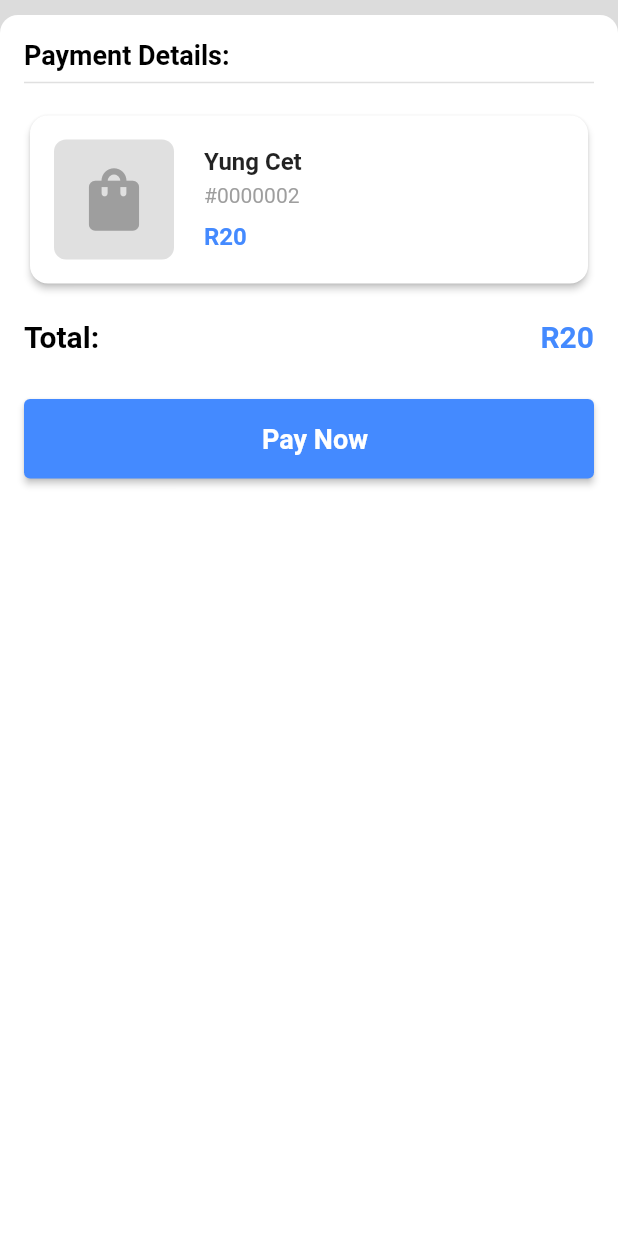
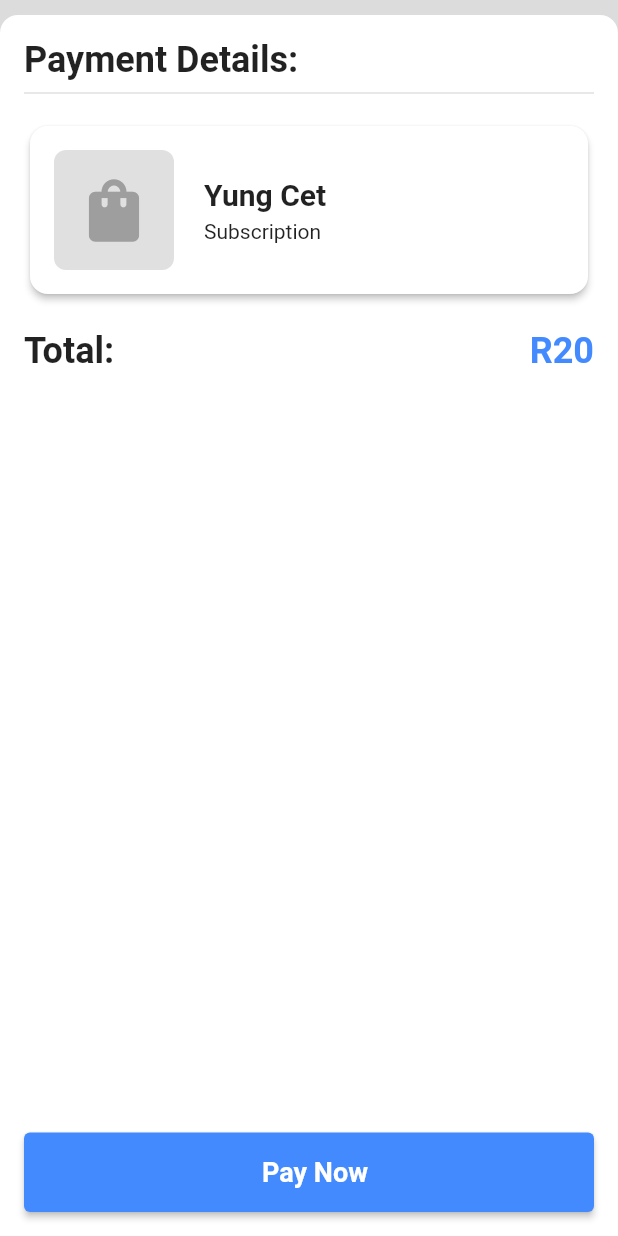
Before and after one commit to youngcet/payfast, a Flutter app: the screen it shows after launch, after a tap on "Checkout using PayFast >>", on a phone screen of 412 x 824 dp. Run offline on Flutter 3.47's test engine with Material 2 defaults, Android fonts, the phone set to English and light mode, and no system bars; our stand-ins replace flutter_html, modal_bottom_sheet, webview_flutter; missing offline and left inert: webview_flutter_android, webview_flutter_wkwebview.

Commit message:
see changelog https://github.com/youngcet/payfast/blob/main/CHANGELOG.md

```diff
--- a/example/lib/main.dart
+++ b/example/lib/main.dart
@@ -35,7 +35,7 @@ class MyApp extends StatelessWidget {
 }
 
 class MyHomePage extends StatefulWidget {
-  const MyHomePage({super.key, required this.title, this.processPayment});
+  const MyHomePage({super.key, required this.title});
 
   // This widget is the home page of your application. It is stateful, meaning
   // that it has a State object (defined below) that contains fields that affect
@@ -47,7 +47,6 @@ class MyHomePage extends StatefulWidget {
   // always marked "final".
 
   final String title;
-  final Function? processPayment;
 
   @override
   State<MyHomePage> createState() => _MyHomePageState();
@@ -133,18 +132,17 @@ class _MyHomePageState extends State<MyHomePage> {
                               backgroundColor: Colors.white,
                               builder: (context) => PayFast(
                                 data: {
-                                  'merchant_id': 'xxxxxxxxxxx',
+                                  'merchant_id': 'xxxxxxxxxxxxxx',
                                   'merchant_key': 'xxxxxxxxxxxxxxxx',
                                   'name_first': 'Yung',
                                   'name_last': 'Cet',
                                   'email_address': 'young.cet@gmail.com',
                                   'm_payment_id': _randomId(),
                                   'amount': '20',
-                                  'item_name': '#0000002',
+                                  'item_name': 'Subscription',
                                 },
-                                passPhrase: 'xxxxxxxxxxxxxx',
-                                useSandBox:
-                                    true, // true to use Payfast sandbox, false to use their live server
+                                passPhrase: 'xxxxxxxxxxxxxxxxx',
+                                useSandBox: true, // true to use Payfast sandbox, false to use their live server
                                 // if useSandbox is set to true, use a sandbox link
                                 // you can use the github link below or provide your own link
                                 onsiteActivationScriptUrl:
--- a/lib/src/payfast.dart
+++ b/lib/src/payfast.dart
@@ -248,6 +248,19 @@ class PayFast extends StatefulWidget {
   /// An optional property that defines the shape of the `onPaymentCancelled` widget's border.
   final ShapeBorder? onPaymentCancelledShapeBorder;
 
+  /// An optional leading widget to display next to the payment summary details.
+  /// Defaults to a shopping bag icon.
+  final Widget? itemSummarySectionLeadingWidget;
+
+  /// The icon displayed on the "Pay Now" button.
+  ///
+  /// You can customize this to match your application’s context or language.
+  final Widget? payButtonLeadingWidget;
+
+  /// An optional color set to the amount displayed.
+  /// Defaults blue.
+  final Color? paymentSummaryAmountColor;
+
   PayFast({
     required this.useSandBox,
     required this.passPhrase,
@@ -270,6 +283,8 @@ class PayFast extends StatefulWidget {
     this.animatedSwitcherWidget,
     this.onPaymentCompletedShapeBorder,
     this.onPaymentCancelledShapeBorder,
+    this.itemSummarySectionLeadingWidget,
+    this.payButtonLeadingWidget, this.paymentSummaryAmountColor,
   })  : assert(data.containsKey('merchant_id'),
             'Missing required key: merchant_id'),
         assert(data.containsKey('merchant_key'),
@@ -287,7 +302,7 @@ class PayFast extends StatefulWidget {
             data.containsKey('item_name'), 'Missing required key: item_name');
 
   @override
-  _PayFastState createState() => _PayFastState();
+  State<PayFast> createState() => _PayFastState();
 }
 
 class _PayFastState extends State<PayFast> {
@@ -444,7 +459,6 @@ class _PayFastState extends State<PayFast> {
       ..setNavigationDelegate(
         NavigationDelegate(
           onProgress: (int progress) {
-            debugPrint('WebView is loading (progress : $progress%)');
             if (progress < 100) {
               setState(() {
                 _showSpinner = true;
@@ -456,10 +470,10 @@ class _PayFastState extends State<PayFast> {
             }
           },
           onPageStarted: (String url) {
-            debugPrint('Page started loading: $url');
+
           },
           onPageFinished: (String url) {
-            debugPrint('Page finished loading: $url');
+
           },
           onWebResourceError: (WebResourceError error) {
             debugPrint('''
@@ -471,8 +485,6 @@ class _PayFastState extends State<PayFast> {
                       ''');
           },
           onNavigationRequest: (NavigationRequest request) async {
-            debugPrint('url loaded: ${request.url}');
-
             if (request.url.contains(Constants.completed)) {
               setState(() {
                 _showWebViewWidget = PaymentCompleted(
@@ -500,7 +512,6 @@ class _PayFastState extends State<PayFast> {
             return NavigationDecision.navigate;
           },
           onUrlChange: (UrlChange change) {
-            debugPrint('url change to ${change.url}');
             if (change.url != null) {}
           },
         ),
@@ -590,11 +601,14 @@ class _PayFastState extends State<PayFast> {
                           data: widget.data,
                           title: widget.paymentSummaryTitle,
                           icon: widget.defaultPaymentSummaryIcon,
+                          itemSectionLeadingWidget: widget.itemSummarySectionLeadingWidget,
+                          paymentSummaryAmountColor: widget.paymentSummaryAmountColor,
                           child: widget.paymentSumarryWidget,
                         ),
                         onPayButtonPressed: _showWebView,
                         payButtonStyle: widget.payButtonStyle,
                         payButtonText: widget.payButtonText,
+                        payButtonLeadingWidget: widget.payButtonLeadingWidget,
                       ),
               ),
             ),
--- a/lib/src/widgets/payment_summary.dart
+++ b/lib/src/widgets/payment_summary.dart
@@ -29,8 +29,58 @@ class PaymentSummary extends StatelessWidget {
   /// An optional title for the payment summary section. Defaults to 'Payment Details:'.
   final String? title;
 
+  /// An optional leading widget to display next to the payment summary details.
+  /// Defaults to a shopping bag icon.
+  final Widget? itemSectionLeadingWidget;
+
+  /// An optional color set to the amount displayed.
+  /// Defaults blue.
+  final Color? paymentSummaryAmountColor;
+
   const PaymentSummary(
-      {super.key, this.child, required this.data, this.icon, this.title});
+      {super.key, this.child, required this.data, this.icon, this.title, this.itemSectionLeadingWidget, this.paymentSummaryAmountColor});
+
+  /// Builds the leading widget for the item section.
+  ///
+  /// This widget displays a custom leading widget if `itemSectionLeadingWidget` is provided.
+  /// Otherwise, it defaults to a container with a background color, rounded corners,
+  /// and either a custom icon or a shopping bag icon.
+  Widget _leadingWidget(){
+    return itemSectionLeadingWidget ?? Container(
+      width: 80,
+      height: 80,
+      decoration: BoxDecoration(
+        color: Colors.grey[300],
+        borderRadius: BorderRadius.circular(8),
+      ),
+      child: icon ??
+          const Icon(
+            Icons.shopping_bag,
+            size: 50,
+            color: Colors.grey,
+          ),
+    );
+  }
+
+  /// A widget that displays additional text with a small vertical spacer.
+  ///
+  /// This widget returns a `Column` containing a spacer (`SizedBox`) and a `Text` widget.
+  /// The text is styled using the `bodySmall` style from the current theme.
+  Widget _additionalText(BuildContext context){
+    return Column(
+      crossAxisAlignment: CrossAxisAlignment.start,
+      children: [
+        const SizedBox(height: 5),
+        Text(
+          data['additional_text'],
+          style: Theme.of(context).textTheme.bodySmall?.copyWith(
+                fontWeight: FontWeight.normal,
+              ),
+        ),
+      ],
+    );
+
+  }
 
   @override
   Widget build(BuildContext context) {
@@ -41,12 +91,7 @@ class PaymentSummary extends StatelessWidget {
             // Product Details Section
             Text(
               title ?? 'Payment Details:',
-              style: const TextStyle(
-                fontSize: 18,
-                color: Colors.black,
-                decoration: TextDecoration.none,
-                fontWeight: FontWeight.bold,
-              ),
+              style: Theme.of(context).textTheme.headlineSmall?.copyWith(fontWeight: FontWeight.bold)
             ),
             Divider(
               thickness: 1,
@@ -62,20 +107,7 @@ class PaymentSummary extends StatelessWidget {
                 padding: const EdgeInsets.all(16.0),
                 child: Row(
                   children: [
-                    Container(
-                      width: 80,
-                      height: 80,
-                      decoration: BoxDecoration(
-                        color: Colors.grey[300],
-                        borderRadius: BorderRadius.circular(8),
-                      ),
-                      child: icon ??
-                          const Icon(
-                            Icons.shopping_bag,
-                            size: 50,
-                            color: Colors.grey,
-                          ),
-                    ),
+                    _leadingWidget(),
                     const SizedBox(width: 20),
                     Expanded(
                       child: Column(
@@ -83,28 +115,14 @@ class PaymentSummary extends StatelessWidget {
                         children: [
                           Text(
                             '${data['name_first']} ${data['name_last']}',
-                            style: const TextStyle(
-                              fontSize: 16,
-                              fontWeight: FontWeight.bold,
-                            ),
+                            style: Theme.of(context).textTheme.titleLarge?.copyWith(fontWeight: FontWeight.bold)
                           ),
                           const SizedBox(height: 5),
                           Text(
                             data['item_name'],
-                            style: const TextStyle(
-                              fontSize: 14,
-                              color: Colors.grey,
-                            ),
+                            style: Theme.of(context).textTheme.bodyLarge?.copyWith(fontWeight: FontWeight.normal)
                           ),
-                          const SizedBox(height: 10),
-                          Text(
-                            'R${data['amount']}',
-                            style: const TextStyle(
-                              fontSize: 16,
-                              fontWeight: FontWeight.bold,
-                              color: Colors.blueAccent,
-                            ),
-                          ),
+                          if (data['additional_text'] != null) _additionalText(context),
                         ],
                       ),
                     ),
@@ -118,23 +136,13 @@ class PaymentSummary extends StatelessWidget {
             Row(
               mainAxisAlignment: MainAxisAlignment.spaceBetween,
               children: [
-                const Text(
+                Text(
                   'Total:',
-                  style: TextStyle(
-                    fontSize: 20,
-                    color: Colors.black,
-                    decoration: TextDecoration.none,
-                    fontWeight: FontWeight.bold,
-                  ),
+                  style: Theme.of(context).textTheme.headlineSmall?.copyWith(fontWeight: FontWeight.bold),
                 ),
                 Text(
                   'R${data['amount']}',
-                  style: const TextStyle(
-                    fontSize: 20,
-                    decoration: TextDecoration.none,
-                    fontWeight: FontWeight.bold,
-                    color: Colors.blueAccent,
-                  ),
+                  style: Theme.of(context).textTheme.headlineSmall?.copyWith(fontWeight: FontWeight.bold, color: paymentSummaryAmountColor ?? Colors.blueAccent),
                 ),
               ],
             ),
--- a/lib/src/widgets/summary_widget.dart
+++ b/lib/src/widgets/summary_widget.dart
@@ -19,12 +19,18 @@ class SummaryWidget extends StatefulWidget {
   /// customize this to match your application’s context or language.
   final String? payButtonText;
 
+  /// The widget displayed next to the "Pay Now" button.
+  ///
+  /// You can customize this to match your application’s context or language.
+  final Widget? payButtonLeadingWidget;
+
   const SummaryWidget(
       {super.key,
       required this.paymentSummaryWidget,
       required this.onPayButtonPressed,
       this.payButtonStyle,
-      this.payButtonText});
+      this.payButtonText,
+      this.payButtonLeadingWidget});
 
   @override
   State<SummaryWidget> createState() => _SummaryPageState();
@@ -43,6 +49,10 @@ class _SummaryPageState extends State<SummaryWidget> {
     );
   }
 
+  Widget _icon(){
+    return widget.payButtonLeadingWidget ?? Container();
+  }
+
   @override
   Widget build(BuildContext context) {
     return Padding(
@@ -51,7 +61,7 @@ class _SummaryPageState extends State<SummaryWidget> {
       crossAxisAlignment: CrossAxisAlignment.start,
       children: [
         widget.paymentSummaryWidget,
-          //Pay Now Button
+        const Spacer(), // This pushes the button to the bottom of the screen
         SizedBox(
           width: double.infinity,
           child: ElevatedButton.icon(
@@ -71,7 +81,7 @@ class _SummaryPageState extends State<SummaryWidget> {
                       strokeWidth: 3,
                     ),
                   )
-                  : Container(),
+                : _icon(),
             label: Text(
               widget.payButtonText ?? 'Pay Now',
               style: const TextStyle(
@@ -83,7 +93,6 @@ class _SummaryPageState extends State<SummaryWidget> {
           ),
         ),
       ],
-      ),
-    );
+    ));
   }
 }
--- a/lib/src/widgets/waiting_overlay.dart
+++ b/lib/src/widgets/waiting_overlay.dart
@@ -23,22 +23,18 @@ class WaitingOverlay extends StatelessWidget {
         Column(
           mainAxisAlignment: MainAxisAlignment.center,
           crossAxisAlignment: CrossAxisAlignment.center,
-          children: const [
-            SizedBox(height: 100),
-            Center(
+          children: [
+            const SizedBox(height: 100),
+            const Center(
               child: CircularProgressIndicator(
                 backgroundColor: Colors.redAccent,
                 color: Colors.white,
               ),
             ),
-            SizedBox(height: 20),
+            const SizedBox(height: 20),
             Text(
               'Please wait...',
-              style: TextStyle(
-                  fontSize: 16,
-                  fontWeight: FontWeight.w500,
-                  decoration: TextDecoration.none,
-                  color: Colors.black),
+              style: Theme.of(context).textTheme.bodyLarge?.copyWith(fontWeight: FontWeight.normal),
             ),
           ],
         );
--- a/pubspec.yaml
+++ b/pubspec.yaml
@@ -1,6 +1,6 @@
 name: payfast
 description: A Flutter package to integrate PayFast payments into your app.
-version: 0.0.4
+version: 0.0.5
 homepage: https://github.com/youngcet/payfast
 
 environment:
```
Also changed, not shown: doc/basic_app_screenshot.png, doc/customised_pay_button.png, doc/payment_summary.png, doc/payment_summary_text_icon.png, doc/payment_summary_widget.png, example/pubspec.lock, 3 other files. Lines whose indentation alone changed are shown as unchanged.
